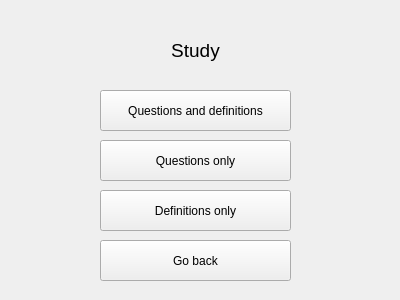
Above: forms/TopicStudy.ui from without-eyes/EasyLearner before the change. Below: the same form after it.
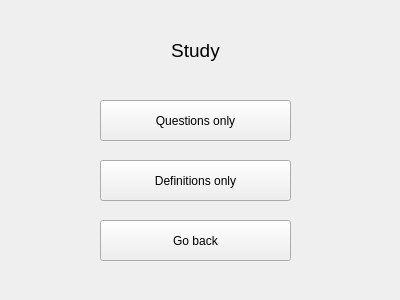
That is the form after the change.

Commit message: Delete button for studying questions and definitions simultaneously

```diff
--- a/forms/TopicStudy.ui
+++ b/forms/TopicStudy.ui
@@ -31,27 +31,14 @@
                 <string>Study</string>
             </property>
             <property name="alignment">
-                <set>Qt::AlignCenter</set>
-            </property>
-        </widget>
-        <widget class="QPushButton" name="qndButton">
-            <property name="geometry">
-                <rect>
-                    <x>100</x>
-                    <y>90</y>
-                    <width>191</width>
-                    <height>41</height>
-                </rect>
-            </property>
-            <property name="text">
-                <string>Questions and definitions</string>
+    <set>Qt::AlignmentFlag::AlignCenter</set>
             </property>
         </widget>
         <widget class="QPushButton" name="questionsButton">
             <property name="geometry">
                 <rect>
                     <x>100</x>
-                    <y>140</y>
+     <y>100</y>
                     <width>191</width>
                     <height>41</height>
                 </rect>
@@ -64,7 +51,7 @@
             <property name="geometry">
                 <rect>
                     <x>100</x>
-                    <y>190</y>
+     <y>160</y>
                     <width>191</width>
                     <height>41</height>
                 </rect>
@@ -77,7 +64,7 @@
             <property name="geometry">
                 <rect>
                     <x>100</x>
-                    <y>240</y>
+     <y>220</y>
                     <width>191</width>
                     <height>41</height>
                 </rect>
```
Lines whose indentation alone changed are shown as unchanged. The commit also changes 2 other files.
